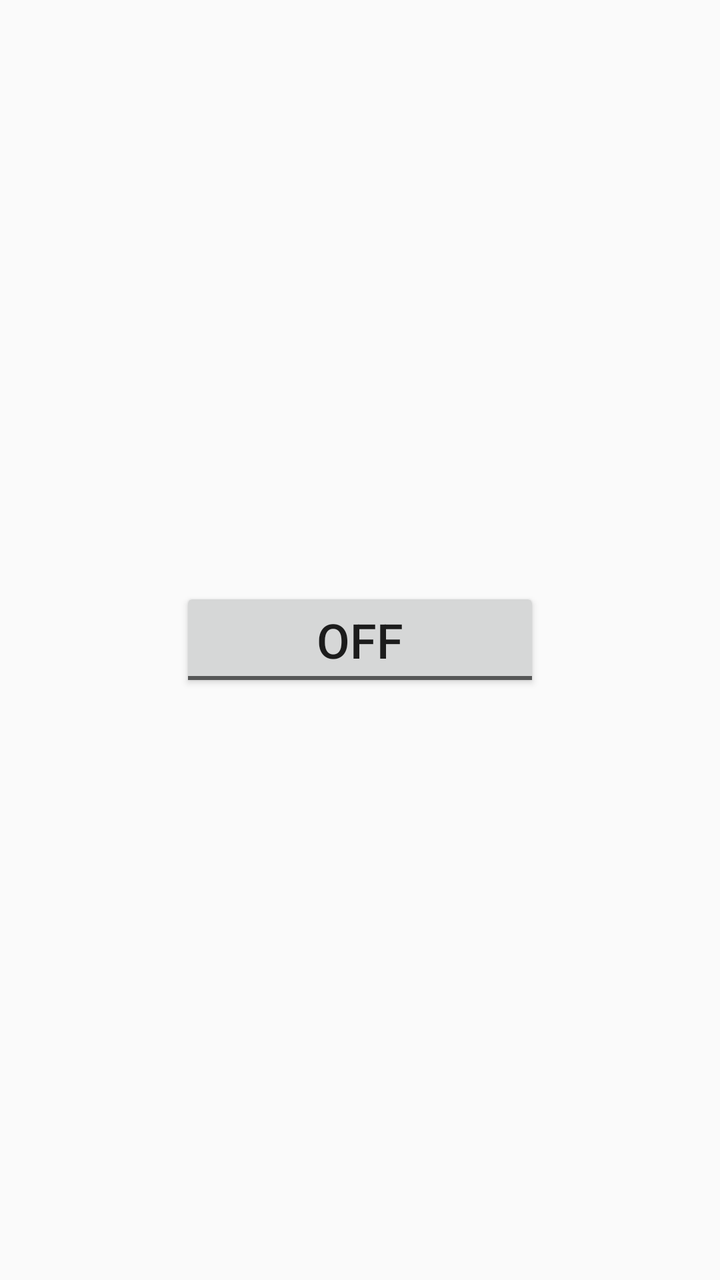
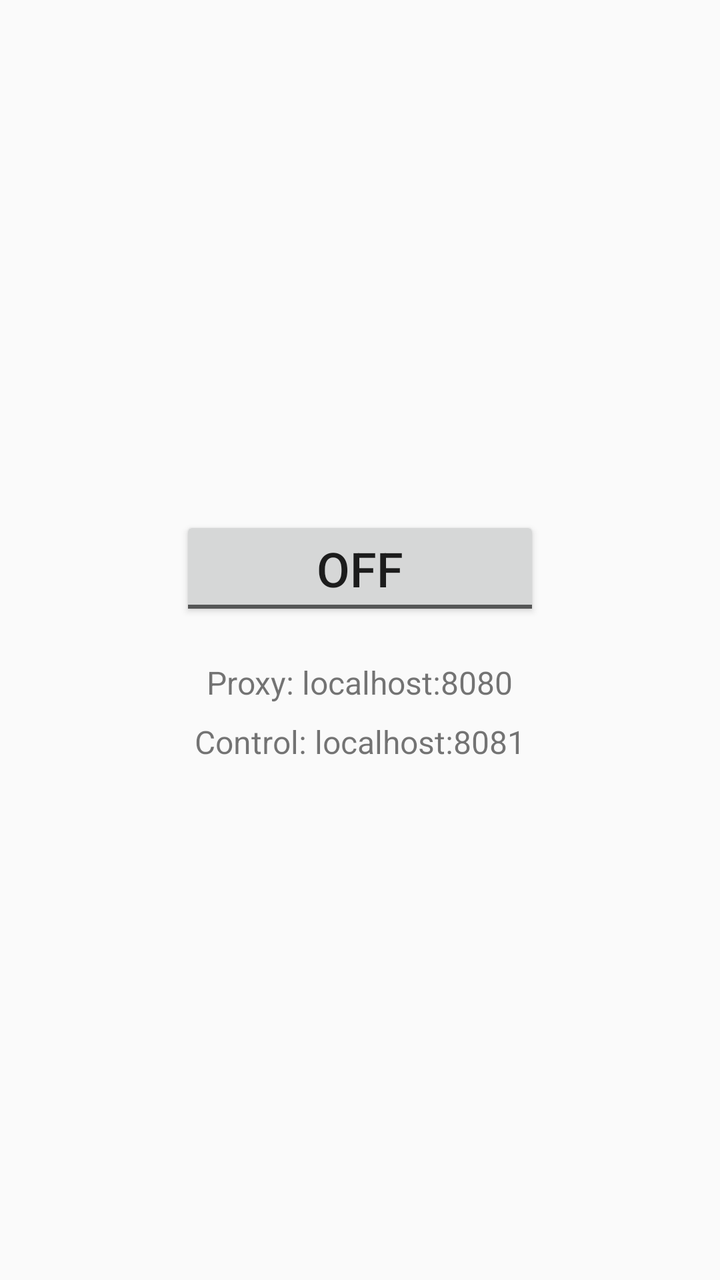

Compare the two renders of this Android layout. The source of the first and the diff that turns it into the second are given below.
<!-- AndroidManifest.xml: application theme Theme.LampaServerControl -->
<!-- res/layout/activity_main.xml -->
<?xml version="1.0" encoding="utf-8"?>
<LinearLayout xmlns:android="http://schemas.android.com/apk/res/android"
    android:layout_width="match_parent"
    android:layout_height="match_parent"
    android:orientation="vertical">

    <TextView
        android:id="@+id/notificationPermissionBanner"
        android:layout_width="match_parent"
        android:layout_height="wrap_content"
        android:background="#FFF3CD"
        android:clickable="true"
        android:focusable="true"
        android:padding="12dp"
        android:text="@string/notification_permission_banner"
        android:textColor="#5C4300"
        android:visibility="gone" />

    <FrameLayout
        android:layout_width="match_parent"
        android:layout_height="0dp"
        android:layout_weight="1"
        android:padding="24dp">

        <ToggleButton
            android:id="@+id/serverToggleButton"
            android:layout_width="wrap_content"
            android:layout_height="wrap_content"
            android:layout_gravity="center"
            android:checked="false"
            android:minWidth="180dp"
            android:textOff="OFF"
            android:textOn="ON"
            android:textSize="24sp" />
    </FrameLayout>

</LinearLayout>
<!-- resources referenced by this layout -->
<resources>
  <string name="notification_permission_banner">Notification permission is required for visible server status. Tap to open settings.</string>
  <style name="Theme.LampaServerControl" parent="Theme.AppCompat.Light.DarkActionBar" />
</resources>

<!-- the commit's change to res/layout/activity_main.xml (unified diff, before → after) -->
@@ -16,22 +16,39 @@
         android:textColor="#5C4300"
         android:visibility="gone" />
 
-    <FrameLayout
+    <LinearLayout
         android:layout_width="match_parent"
         android:layout_height="0dp"
         android:layout_weight="1"
+        android:gravity="center"
+        android:orientation="vertical"
         android:padding="24dp">
 
         <ToggleButton
             android:id="@+id/serverToggleButton"
             android:layout_width="wrap_content"
             android:layout_height="wrap_content"
-            android:layout_gravity="center"
             android:checked="false"
             android:minWidth="180dp"
             android:textOff="OFF"
             android:textOn="ON"
             android:textSize="24sp" />
-    </FrameLayout>
+
+        <TextView
+            android:id="@+id/proxyEndpointText"
+            android:layout_width="wrap_content"
+            android:layout_height="wrap_content"
+            android:layout_marginTop="20dp"
+            android:text="@string/proxy_endpoint_default"
+            android:textSize="16sp" />
+
+        <TextView
+            android:id="@+id/controlEndpointText"
+            android:layout_width="wrap_content"
+            android:layout_height="wrap_content"
+            android:layout_marginTop="8dp"
+            android:text="@string/control_endpoint_default"
+            android:textSize="16sp" />
+    </LinearLayout>
 
 </LinearLayout>
<!-- resource entries referenced after the edit -->
@@ -1,6 +1,8 @@
 <!-- resources referenced by this layout -->
 <resources>
+  <string name="control_endpoint_default">Control: localhost:8081</string>
   <string name="notification_permission_banner">Notification permission is required for visible server status. Tap to open settings.</string>
+  <string name="proxy_endpoint_default">Proxy: localhost:8080</string>
   <style name="Theme.LampaServerControl" parent="Theme.AppCompat.Light.DarkActionBar" />
 </resources>
 
